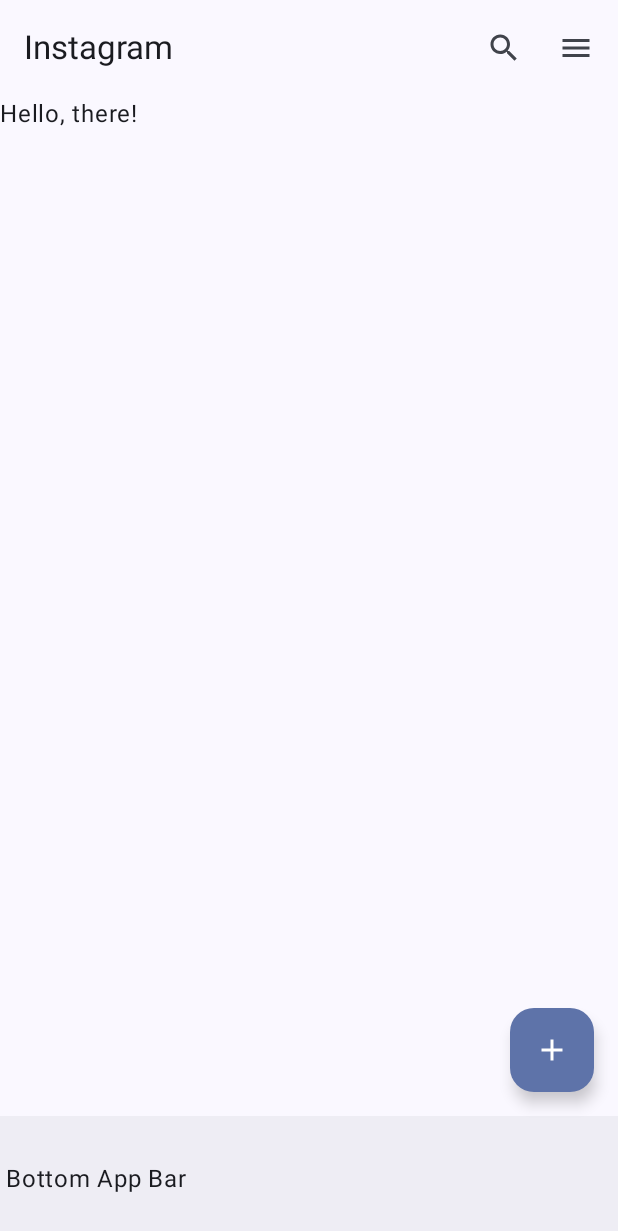
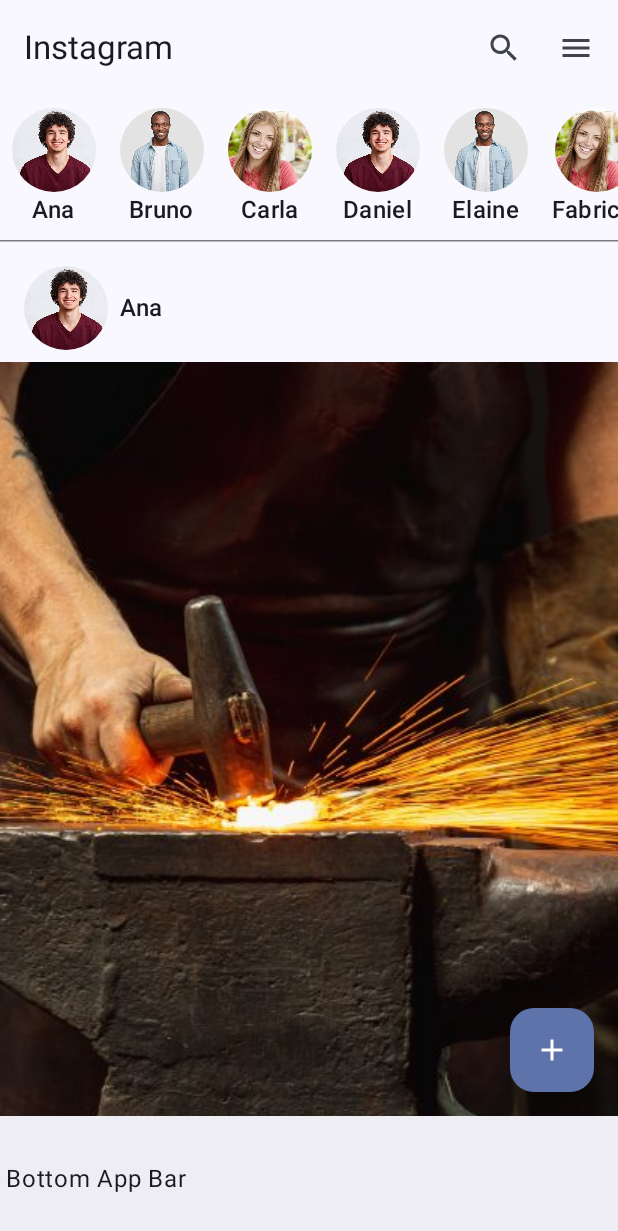
Before and after one commit to marcos-mobdev/kotlin-compose, an Android app built with Jetpack Compose: the screen it shows after launch (InstagramActivity), on a phone screen of 412 x 824 dp. Shown: the top 1231 px of the screen. Run offline under Robolectric (Android 15) with nearby library versions, the phone set to English and light mode, and no system bars.

Commit message:
Added stories and posts components

```diff
--- a/app/src/main/java/br/com/appforge/kotlincompose/InstagramActivity.kt
+++ b/app/src/main/java/br/com/appforge/kotlincompose/InstagramActivity.kt
@@ -8,21 +8,62 @@ import androidx.compose.foundation.layout.Column
 import androidx.compose.foundation.layout.fillMaxSize
 import androidx.compose.foundation.layout.padding
 import androidx.compose.material3.BottomAppBar
+import androidx.compose.material3.Divider
 import androidx.compose.material3.ExperimentalMaterial3Api
 import androidx.compose.material3.FabPosition
 import androidx.compose.material3.FloatingActionButton
+import androidx.compose.material3.HorizontalDivider
 import androidx.compose.material3.Icon
 import androidx.compose.material3.Scaffold
 import androidx.compose.material3.Text
 import androidx.compose.material3.TopAppBar
 import androidx.compose.runtime.Composable
 import androidx.compose.ui.Modifier
+import androidx.compose.ui.focus.focusModifier
 import androidx.compose.ui.res.painterResource
 import androidx.compose.ui.tooling.preview.Preview
+import androidx.compose.ui.unit.dp
+import br.com.appforge.kotlincompose.model.Post
+import br.com.appforge.kotlincompose.model.Story
+import br.com.appforge.kotlincompose.ui.components.InstaStories
 import br.com.appforge.kotlincompose.ui.components.InstaTopBar
+import br.com.appforge.kotlincompose.ui.components.PostArea
 import br.com.appforge.kotlincompose.ui.theme.KotlinComposeTheme
 
 class InstagramActivity : ComponentActivity() {
+
+    private val storiesList = listOf(
+        Story(R.drawable.perfil_01, "Ana"),
+        Story(R.drawable.perfil_02, "Bruno"),
+        Story(R.drawable.perfil_03, "Carla"),
+        Story(R.drawable.perfil_01, "Daniel"),
+        Story(R.drawable.perfil_02, "Elaine"),
+        Story(R.drawable.perfil_03, "Fabricio"),
+        Story(R.drawable.perfil_01, "Gabriela"),
+        Story(R.drawable.perfil_02, "Herasmo"),
+        Story(R.drawable.perfil_03, "Iara"),
+        Story(R.drawable.perfil_01, "João"),
+    )
+
+    private val postList = listOf(
+        Post(R.drawable.perfil_01, "Ana", photoRes = R.drawable.anvil,"My anvil is forging"),
+        Post(R.drawable.perfil_02, "Bruno", photoRes = R.drawable.praia,"Mussum Ipsum, cacilds vidis litro abertis.  Casamentiss faiz malandris se pirulitá. Admodum accumsan disputationi eu sit. Vide electram sadipscing et per. Nulla id gravida magna, ut semper sapien. Pellentesque nec nulla ligula. Donec gravida turpis a vulputate ultricies."),
+        Post(R.drawable.perfil_03, "Carla", photoRes = R.drawable.floresta,"Mussum Ipsum, cacilds vidis litro abertis.  Casamentiss faiz malandris se pirulitá. Admodum accumsan disputationi eu sit. Vide electram sadipscing et per. Nulla id gravida magna, ut semper sapien. Pellentesque nec nulla ligula. Donec gravida turpis a vulputate ultricies."),
+        Post(R.drawable.perfil_01, "Ana", photoRes = R.drawable.anvil,"My anvil is forging"),
+        Post(R.drawable.perfil_02, "Bruno", photoRes = R.drawable.praia,"Mussum Ipsum, cacilds vidis litro abertis.  Casamentiss faiz malandris se pirulitá. Admodum accumsan disputationi eu sit. Vide electram sadipscing et per. Nulla id gravida magna, ut semper sapien. Pellentesque nec nulla ligula. Donec gravida turpis a vulputate ultricies."),
+        Post(R.drawable.perfil_03, "Carla", photoRes = R.drawable.floresta,"Mussum Ipsum, cacilds vidis litro abertis.  Casamentiss faiz malandris se pirulitá. Admodum accumsan disputationi eu sit. Vide electram sadipscing et per. Nulla id gravida magna, ut semper sapien. Pellentesque nec nulla ligula. Donec gravida turpis a vulputate ultricies."),
+        Post(R.drawable.perfil_01, "Ana", photoRes = R.drawable.anvil,"My anvil is forging"),
+        Post(R.drawable.perfil_02, "Bruno", photoRes = R.drawable.praia,"Mussum Ipsum, cacilds vidis litro abertis.  Casamentiss faiz malandris se pirulitá. Admodum accumsan disputationi eu sit. Vide electram sadipscing et per. Nulla id gravida magna, ut semper sapien. Pellentesque nec nulla ligula. Donec gravida turpis a vulputate ultricies."),
+        Post(R.drawable.perfil_03, "Carla", photoRes = R.drawable.floresta,"Mussum Ipsum, cacilds vidis litro abertis.  Casamentiss faiz malandris se pirulitá. Admodum accumsan disputationi eu sit. Vide electram sadipscing et per. Nulla id gravida magna, ut semper sapien. Pellentesque nec nulla ligula. Donec gravida turpis a vulputate ultricies."),
+        Post(R.drawable.perfil_01, "Ana", photoRes = R.drawable.anvil,"My anvil is forging"),
+        Post(R.drawable.perfil_02, "Bruno", photoRes = R.drawable.praia,"Mussum Ipsum, cacilds vidis litro abertis.  Casamentiss faiz malandris se pirulitá. Admodum accumsan disputationi eu sit. Vide electram sadipscing et per. Nulla id gravida magna, ut semper sapien. Pellentesque nec nulla ligula. Donec gravida turpis a vulputate ultricies."),
+        Post(R.drawable.perfil_03, "Carla", photoRes = R.drawable.floresta,"Mussum Ipsum, cacilds vidis litro abertis.  Casamentiss faiz malandris se pirulitá. Admodum accumsan disputationi eu sit. Vide electram sadipscing et per. Nulla id gravida magna, ut semper sapien. Pellentesque nec nulla ligula. Donec gravida turpis a vulputate ultricies."),
+        Post(R.drawable.perfil_01, "Ana", photoRes = R.drawable.anvil,"My anvil is forging"),
+        Post(R.drawable.perfil_02, "Bruno", photoRes = R.drawable.praia,"Mussum Ipsum, cacilds vidis litro abertis.  Casamentiss faiz malandris se pirulitá. Admodum accumsan disputationi eu sit. Vide electram sadipscing et per. Nulla id gravida magna, ut semper sapien. Pellentesque nec nulla ligula. Donec gravida turpis a vulputate ultricies."),
+        Post(R.drawable.perfil_03, "Carla", photoRes = R.drawable.floresta,"Mussum Ipsum, cacilds vidis litro abertis.  Casamentiss faiz malandris se pirulitá. Admodum accumsan disputationi eu sit. Vide electram sadipscing et per. Nulla id gravida magna, ut semper sapien. Pellentesque nec nulla ligula. Donec gravida turpis a vulputate ultricies."),
+
+        )
+
     @OptIn(ExperimentalMaterial3Api::class)
     override fun onCreate(savedInstanceState: Bundle?) {
         super.onCreate(savedInstanceState)
@@ -55,7 +96,11 @@ class InstagramActivity : ComponentActivity() {
     @Composable
     fun Home(modifier: Modifier = Modifier) {
         Column(modifier = modifier){
-            Text(text = "Hello, there!")
+            //Stories
+            InstaStories(storiesList)
+            HorizontalDivider()
+            //Posts
+            PostArea(postList)
         }
 
     }
--- /dev/null
+++ b/app/src/main/java/br/com/appforge/kotlincompose/model/Post.kt
@@ -0,0 +1,8 @@
+package br.com.appforge.kotlincompose.model
+
+data class Post(
+    val profileImageRes: Int,
+    val name:String,
+    val photoRes: Int,
+    val description:String
+)
--- /dev/null
+++ b/app/src/main/java/br/com/appforge/kotlincompose/model/Story.kt
@@ -0,0 +1,7 @@
+package br.com.appforge.kotlincompose.model
+
+data class Story(
+    val profileImageRes : Int,
+    val name: String
+
+)
--- /dev/null
+++ b/app/src/main/java/br/com/appforge/kotlincompose/ui/components/InstaStories.kt
@@ -0,0 +1,20 @@
+package br.com.appforge.kotlincompose.ui.components
+
+import androidx.compose.foundation.lazy.LazyRow
+import androidx.compose.foundation.lazy.items
+import androidx.compose.runtime.Composable
+import androidx.compose.ui.Modifier
+import br.com.appforge.kotlincompose.model.Story
+
+@Composable
+fun InstaStories(
+    storiesList :List<Story>,
+    modifier: Modifier = Modifier,
+
+){
+    LazyRow (modifier = Modifier){
+        items(storiesList){ story->
+            InstaStoriesItem(story)
+        }
+    }
+}
--- /dev/null
+++ b/app/src/main/java/br/com/appforge/kotlincompose/ui/components/InstaStoriesItem.kt
@@ -0,0 +1,42 @@
+package br.com.appforge.kotlincompose.ui.components
+
+import androidx.compose.foundation.Image
+import androidx.compose.foundation.layout.Column
+import androidx.compose.foundation.layout.padding
+import androidx.compose.foundation.layout.size
+import androidx.compose.foundation.shape.CircleShape
+import androidx.compose.material3.MaterialTheme
+import androidx.compose.material3.Text
+import androidx.compose.runtime.Composable
+import androidx.compose.ui.Alignment
+import androidx.compose.ui.Modifier
+import androidx.compose.ui.draw.clip
+import androidx.compose.ui.layout.ContentScale
+import androidx.compose.ui.res.painterResource
+import androidx.compose.ui.text.TextStyle
+import androidx.compose.ui.unit.dp
+import br.com.appforge.kotlincompose.model.Story
+
+@Composable
+fun InstaStoriesItem(
+    story: Story,
+    modifier: Modifier = Modifier
+){
+    Column (modifier = modifier.padding(8.dp),
+        horizontalAlignment = Alignment.CenterHorizontally
+    ){
+        Image(
+            painter = painterResource(story.profileImageRes),
+            contentDescription = null,
+            modifier = Modifier
+                .clip(CircleShape)
+                .size(56.dp),
+            contentScale = ContentScale.Crop
+        )
+        Text(
+            text = story.name,
+            style = MaterialTheme.typography.titleMedium
+        )
+    }
+
+}
--- /dev/null
+++ b/app/src/main/java/br/com/appforge/kotlincompose/ui/components/PostArea.kt
@@ -0,0 +1,21 @@
+package br.com.appforge.kotlincompose.ui.components
+
+import androidx.compose.foundation.lazy.LazyColumn
+import androidx.compose.foundation.lazy.items
+import androidx.compose.runtime.Composable
+import androidx.compose.ui.Modifier
+import br.com.appforge.kotlincompose.model.Post
+
+@Composable
+fun PostArea(
+    postList : List<Post>,
+    modifier: Modifier = Modifier
+){
+    LazyColumn(modifier = modifier) {
+        items(postList){ post->
+            PostItem(post)
+        }
+
+    }
+
+}
--- /dev/null
+++ b/app/src/main/java/br/com/appforge/kotlincompose/ui/components/PostItem.kt
@@ -0,0 +1,64 @@
+package br.com.appforge.kotlincompose.ui.components
+
+import androidx.compose.foundation.Image
+import androidx.compose.foundation.layout.Column
+import androidx.compose.foundation.layout.Row
+import androidx.compose.foundation.layout.fillMaxWidth
+import androidx.compose.foundation.layout.padding
+import androidx.compose.foundation.layout.size
+import androidx.compose.foundation.lazy.LazyColumn
+import androidx.compose.foundation.lazy.items
+import androidx.compose.foundation.shape.CircleShape
+import androidx.compose.material3.MaterialTheme
+import androidx.compose.material3.Text
+import androidx.compose.runtime.Composable
+import androidx.compose.ui.Alignment
+import androidx.compose.ui.Modifier
+import androidx.compose.ui.draw.clip
+import androidx.compose.ui.layout.ContentScale
+import androidx.compose.ui.res.painterResource
+import androidx.compose.ui.unit.dp
+import br.com.appforge.kotlincompose.model.Post
+
+@Composable
+fun PostItem(
+    post : Post,
+    modifier: Modifier = Modifier
+){
+    Column (modifier = Modifier.padding(top = 8.dp, bottom = 8.dp)){
+        //Profile Info
+        Row(
+            modifier = Modifier.padding(16.dp,8.dp),
+            verticalAlignment = Alignment.CenterVertically
+        ){
+            Image(
+                modifier = Modifier
+                    .size(56.dp)
+                    .clip(CircleShape),
+                painter = painterResource(id = post.profileImageRes),
+                contentDescription = null,
+                contentScale = ContentScale.Crop
+            )
+            Text(
+                text = post.name,
+                style = MaterialTheme.typography.titleMedium,
+                modifier = Modifier.padding(start = 8.dp),
+                )
+        }
+        //Post Info
+        Image(
+            modifier = Modifier.fillMaxWidth(),
+            painter = painterResource(id = post.photoRes),
+            contentDescription = null,
+            contentScale = ContentScale.Crop
+        )
+        Text(
+            text = post.description,
+            style = MaterialTheme.typography.bodyMedium,
+            modifier = Modifier.padding(16.dp,4.dp),
+
+            )
+
+    }
+
+}
```
Also changed, not shown: app/src/main/res/drawable/floresta.jpeg (added), app/src/main/res/drawable/perfil_01.jpeg (added), app/src/main/res/drawable/perfil_02.jpeg (added), app/src/main/res/drawable/perfil_03.jpeg (added), app/src/main/res/drawable/praia.jpeg (added).
